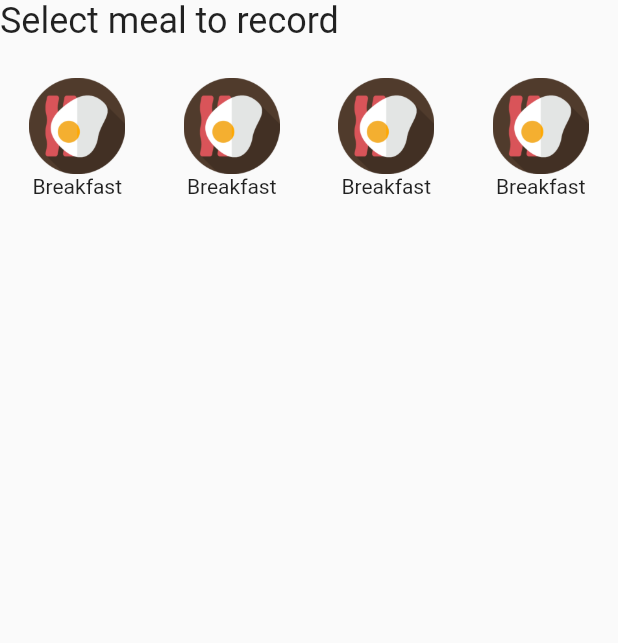
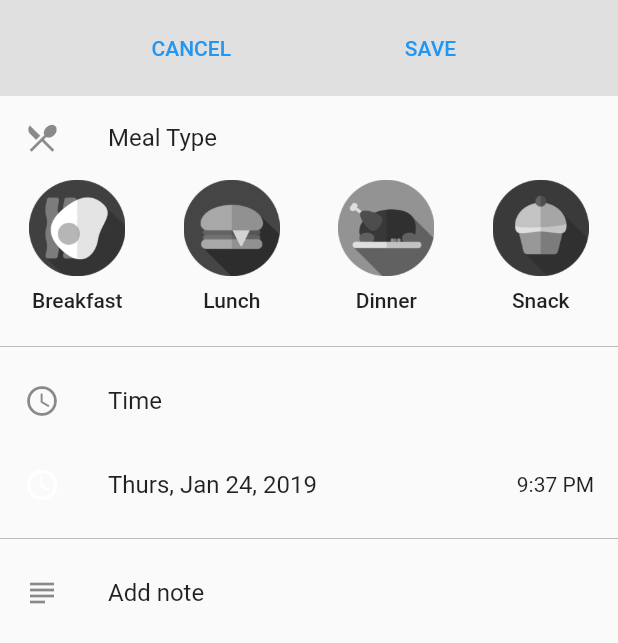
Before and after one commit to aawhitfield/mood_app, a Flutter app: the MealsWidget widget shown alone on an empty page, opened directly with empty values, on a phone screen of 412 x 824 dp. Shown: the top 643 px of the screen. Run offline on Flutter 3.47's test engine with Material 2 defaults, Android fonts, the phone set to English and light mode, and no system bars; our stand-ins replace recase, shared_preferences; accounts and stored records are empty; project files that could hold a hidden picture were left out.

Commit message:
Meals layout with static default code

```diff
--- a/lib/credits.dart
+++ b/lib/credits.dart
@@ -1 +1 @@
-// Breakfast Icon made by Freepik from www.flaticon.com
+// Meal Icon made by Freepik from www.flaticon.com
--- a/lib/main.dart
+++ b/lib/main.dart
@@ -1,3 +1,5 @@
+//TODO: Revamp UI to match Google Calendar and Google Classroom. Remove bottom tabs. Only Calendar view gets FAB. Add cancel/save buttons on new entries.
+
 import 'package:flutter/material.dart';
 import 'package:flutter/cupertino.dart';
 import 'mood.dart';
@@ -67,6 +69,7 @@ class MyHomePageState extends State<MyHomePage> {
   List<String> titles = ['Calendar', 'Mood', 'Meals', 'Meds'];
   int currentIndex = 1;
   int _calendarIndex = 0;
+  int _mealsIndex = 2;                                                          // meals is the 3rd tab
   List<Widget> tabs = <Widget>[]; // the navigation bar tabs at the bottom
   String notesText = ''; // value of the notes section
   TextEditingController notesController = new TextEditingController();
@@ -185,7 +188,7 @@ class MyHomePageState extends State<MyHomePage> {
 
       floatingActionButton: Padding(
         padding: const EdgeInsets.only(right: 0.0),
-        child: currentIndex == _calendarIndex ? null : FloatingActionButton(    // deactivates Floating Action Button on Calendar tab
+        child: (currentIndex == _calendarIndex || currentIndex == _mealsIndex) ? null : FloatingActionButton(    // deactivates Floating Action Button on Calendar tab
           onPressed: () {
             //
             onButtonPressed();
--- a/lib/mealClass.dart
+++ b/lib/mealClass.dart
@@ -1,4 +1,4 @@
-enum MealType{
+enum MealType{                                                                  // the 4 main meals to track
   breakfast,
   lunch,
   dinner,
@@ -6,8 +6,36 @@ enum MealType{
 }
 
 class Meal{
-  MealType mealType;
+  MealType mealType;                                                            // sets its type from the enum
+  bool state;                                                                   // whether it has been selected in the UI. Used to determine which image to show (colored = true and black/white = false)
 
-  Meal(this.mealType);
+  Meal(this.mealType, this.state);                                              // constructor to initialize the object
+
+
+  String toString(){                                                            // override to return a String of the enum type to make it more readable to the user
+    switch(mealType) {
+      case MealType.breakfast: {
+          return "breakfast";
+        }
+        break;
+      case MealType.lunch: {
+        return "lunch";
+      }
+      break;
+      case MealType.dinner: {
+        return "dinner";
+      }
+      break;
+      case MealType.snack: {
+        return "snack";
+      }
+      break;
+      default:
+        {
+          return "unknown";
+        }
+        break;
+    }
+  }
 
 }
--- a/lib/meals.dart
+++ b/lib/meals.dart
@@ -1,11 +1,13 @@
-import 'package:flutter/material.dart';
-import 'main.dart';
-import 'mealClass.dart';
+import 'package:flutter/material.dart'; // all of the widgets needed for Flutter
+import 'main.dart'; // all of the language packages for Dart
+import 'mealClass.dart'; // access the enum and objects for the Meal Class
+import 'package:recase/recase.dart'; // able to change lowercase text -> title case for button labels
 
 class MealsWidget extends StatefulWidget {
   final MyHomePageState parent;
 
-  MealsWidget(this.parent);
+  MealsWidget(
+      this.parent); // passes MyHomePageState to access global variables for read/write
 
   @override
   MealsWidgetState createState() {
@@ -14,190 +16,121 @@ class MealsWidget extends StatefulWidget {
 }
 
 class MealsWidgetState extends State<MealsWidget> {
-  Meal breakfast = new Meal(MealType.breakfast);
-  Meal lunch = new Meal(MealType.lunch);
-  Meal dinner = new Meal(MealType.dinner);
-  Meal snack = new Meal(MealType.snack);
+  static Meal breakfast = new Meal(MealType.breakfast,
+      false); // creates objects of the 4 meals from the Meal Class
+  static Meal lunch = new Meal(MealType.lunch, false);
+  static Meal dinner = new Meal(MealType.dinner, false);
+  static Meal snack = new Meal(MealType.snack, false);
+  List<Meal> mealList = <Meal>[
+    breakfast,
+    lunch,
+    dinner,
+    snack
+  ]; // creates list of meals to iterate over to make the layout
 
   @override
   Widget build(BuildContext context) {
     return Column(
+      // the main layout of the page going down in a column
       mainAxisSize: MainAxisSize.max,
       crossAxisAlignment: CrossAxisAlignment.stretch,
       children: <Widget>[
-        Padding(
-          padding: const EdgeInsets.only(bottom: 16.0),
+        Container(
+          color: Colors.grey[300],
+          child: ButtonBar(
+            mainAxisSize: MainAxisSize.max,
+            alignment: MainAxisAlignment.spaceEvenly,
+            children: <Widget>[
+              FlatButton(
                 child: Text(
-            'Select meal to record',
-            style: Theme.of(context).textTheme.headline,
-            textAlign: TextAlign.left,
+                    'CANCEL',
+                    style: TextStyle(color: Theme.of(context).primaryColor),
                 ),
               ),
-
+              FlatButton(
+                child: Text(
+                    'SAVE',
+                    style: TextStyle(color: Theme.of(context).primaryColor),
+                ),
+              )
+            ],
+          ),
+        ),
+        ListTile(
+          title: Text('Meal Type'),
+          leading: Icon(Icons.local_dining),
+        ),
         GridView.count(
+          // creates a aesthetic grid of icon buttons to click on to toggle which meal to record
           crossAxisCount: 4,
           shrinkWrap: true,
-            children: List.generate(4, (index) {
+          children: List.generate(mealList.length, (index) {
+            // generates a flat button for each meal in the meal list
             return Padding(
-                padding: const EdgeInsets.all(8.0),
+              padding: const EdgeInsets.all(0.0),
+              child: FlatButton(
+                shape: new RoundedRectangleBorder(
+                    borderRadius: new BorderRadius.circular(64.0)),
+                // makes the InkWell ripples more circular to match the circular icon
+                onPressed: () {
+                  setState(() {
+                    mealList.forEach((meal) {
+                      // ensures that only one meal is selected. The one that is tapped gets selected and the others are deactivated
+                      meal.mealType == mealList[index].mealType
+                          ? meal.state = true
+                          : meal.state = false;
+                    });
+                  });
+                },
                 child: Column(
                   children: <Widget>[
                     Image(
-                      image: AssetImage('graphics/breakfast_colored.png'),
+                      image: mealList[index]
+                              .state // activates colored image if its state property is toggled true, black&white if false
+                          ? AssetImage(
+                              'graphics/${mealList[index].toString()}_colored.png')
+                          : AssetImage(
+                              'graphics/${mealList[index].toString()}_bw.png'),
                       width: 64.0,
                       height: 64.0,
                     ),
-                    Text('Breakfast'),
+                    Padding(
+                      padding: const EdgeInsets.only(top: 8.0),
+                      child: Text(
+                          '${ReCase(mealList[index].toString()).titleCase}'), // uses ReCase to convert from lowercase -> titleCase for formatting
+                    ),
                   ],
+                ),
               ),
             );
           }),
         ),
+
+        Divider(),
+        // Controls the date and time picker. Defaults to now. Can be changed with a tap.
+        ListTile(
+          leading: Icon(Icons.access_time),
+          title: Text(
+            'Time',
+            style: Theme.of(context).textTheme.subhead,
+          ),
+        ),
+        ListTile(
+          leading: Icon(
+            Icons.access_time,
+            color: Colors.white,
+          ),
+          title: Text('Thurs, Jan 24, 2019'),
+          trailing: Text('9:37 PM'),
+        ),
+
+        Divider(),
+        // Allows user to add notes
+        ListTile(
+          leading: Icon(Icons.subject),
+          title: Text('Add note'),
+        ),
       ],
     );
-
   }
-
-  Widget _buildMealList() {
-    return new ListView.builder(
-        scrollDirection: Axis.horizontal,
-        shrinkWrap: true,
-        padding: EdgeInsets.all(8.0),
-        itemBuilder: (BuildContext context, int i) {
-          if (i < 16) {
-            return Image(image: AssetImage('graphics/breakfast_colored.png'), width: 64.0, height: 64.0,);//_buildMealTile();
 }
-        });
-  }
-
-  Widget _buildMealTile() {
-    return Padding(
-      padding: const EdgeInsets.all(8.0),
-      child: new Column(
-        mainAxisSize: MainAxisSize.max,
-        crossAxisAlignment: CrossAxisAlignment.stretch,
-        children: <Widget>[
-          Image(
-            image: AssetImage('graphics/breakfast_colored.png'),
-            width: 64.0,
-            height: 64.0,
-          ),
-          Text('Breakfast'),
-        ],
-      ),
-    );
-  }
-
-//    return Container(
-//      color: Colors.white,
-//      padding: EdgeInsets.all(8.0),
-//      child: Column(
-//        children: <Widget>[
-//          Row(
-//            mainAxisAlignment: MainAxisAlignment.start,
-//            children: <Widget>[
-//              Padding(
-//                padding: const EdgeInsets.only(bottom: 16.0),
-//                child: Text(
-//                  'Select meal to record',
-//                  style: Theme.of(context).textTheme.headline,
-//                  textAlign: TextAlign.left,
-//
-//                ),
-//              ),
-//            ],
-//          ),
-//          Row(                                                                  // row of meals
-//            mainAxisAlignment: MainAxisAlignment.spaceEvenly,
-//            children: <Widget>[
-//              Column(
-//                children: <Widget>[
-//                  IconButton(
-//                      icon: Image(
-//                        image: AssetImage(
-//                          widget.parent.colored
-//                              ? 'graphics/breakfast_colored.png'
-//                              : 'graphics/breakfast_bw.png',
-//                        ),
-//                      ),
-//                      iconSize: 64.0,
-//                      onPressed: () {
-//                        setState(() {
-//                          widget.parent.colored
-//                              ? widget.parent.colored = false
-//                              : widget.parent.colored = true;
-//                        });
-//                      }),
-//                  Text('Breakfast'),
-//                ],
-//              ),
-//              Column(
-//                children: <Widget>[
-//                  IconButton(
-//                      icon: Image(
-//                        image: AssetImage(
-//                          widget.parent.colored
-//                              ? 'graphics/lunch_colored.png'
-//                              : 'graphics/lunch_bw.png',
-//                        ),
-//                      ),
-//                      iconSize: 64.0,
-//                      onPressed: () {
-//                        setState(() {
-//                          widget.parent.colored
-//                              ? widget.parent.colored = false
-//                              : widget.parent.colored = true;
-//                        });
-//                      }),
-//                  Text('Lunch'),
-//                ],
-//              ),
-//              Column(
-//                children: <Widget>[
-//                  IconButton(
-//                      icon: Image(
-//                        image: AssetImage(
-//                          widget.parent.colored
-//                              ? 'graphics/dinner_colored.png'
-//                              : 'graphics/dinner_bw.png',
-//                        ),
-//                      ),
-//                      iconSize: 64.0,
-//                      onPressed: () {
-//                        setState(() {
-//                          widget.parent.colored
-//                              ? widget.parent.colored = false
-//                              : widget.parent.colored = true;
-//                        });
-//                      }),
-//                  Text('Dinner'),
-//                ],
-//              ),
-//              Column(
-//                children: <Widget>[
-//                  IconButton(
-//                      icon: Image(
-//                        image: AssetImage(
-//                          widget.parent.colored
-//                              ? 'graphics/snack_colored.png'
-//                              : 'graphics/snack_bw.png',
-//                        ),
-//                      ),
-//                      iconSize: 64.0,
-//                      onPressed: () {
-//                        setState(() {
-//                          widget.parent.colored
-//                              ? widget.parent.colored = false
-//                              : widget.parent.colored = true;
-//                        });
-//                      }),
-//                  Text('Snack'),
-//                ],
-//              ),
-//            ],
-//          ),
-//        ],
-//      ),
-//    );
-}
-//}
--- a/pubspec.yaml
+++ b/pubspec.yaml
@@ -20,6 +20,7 @@ dependencies:
   shared_preferences: ^0.4.3
   dynamic_theme: ^1.0.0
   path_provider: ^0.4.1
+  recase: ^2.0.1
 
   # The following adds the Cupertino Icons font to your application.
   # Use with the CupertinoIcons class for iOS style icons.
```
Lines whose indentation alone changed are shown as unchanged.
